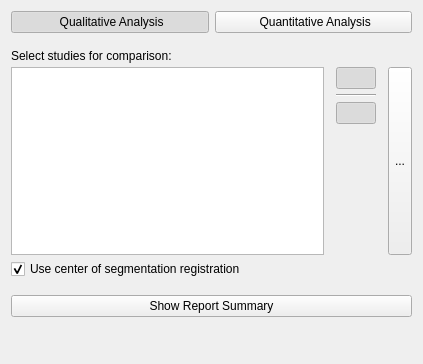
Old version of the form Resources/UI/qSlicerLongPETCTAnalysisSettingsWidget.ui in the repository paulcm/LongitudinalPETCT.
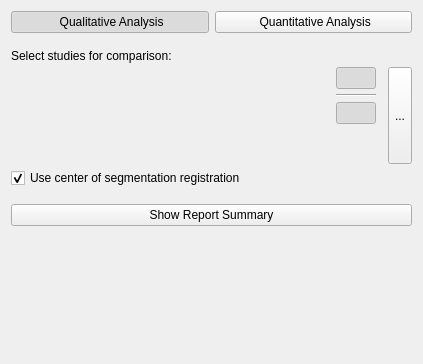
New version of the form. Icons and pictures are not drawn. Custom widgets are drawn as their Qt base class.

Commit message: ENH: Modified for StudySelectionTable use

The edit to the form file:
```diff
--- a/Resources/UI/qSlicerLongPETCTAnalysisSettingsWidget.ui
+++ b/Resources/UI/qSlicerLongPETCTAnalysisSettingsWidget.ui
@@ -128,19 +128,6 @@
        </property>
       </widget>
      </item>
-     <item row="1" column="0" rowspan="2">
-      <widget class="QListWidget" name="ListSelectedObjects">
-       <property name="sizePolicy">
-        <sizepolicy hsizetype="Expanding" vsizetype="Preferred">
-         <horstretch>0</horstretch>
-         <verstretch>0</verstretch>
-        </sizepolicy>
-       </property>
-       <property name="styleSheet">
-        <string notr="true">QListWidget::item { margin-bottom: 5px; color: #000;}</string>
-       </property>
-      </widget>
-     </item>
      <item row="1" column="1">
       <widget class="QWidget" name="WidgetButtonsPanel" native="true">
        <layout class="QVBoxLayout" name="verticalLayout_3">
@@ -235,6 +222,16 @@
        </property>
       </widget>
      </item>
+     <item row="1" column="0" rowspan="2">
+      <widget class="qSlicerLongPETCTStudySelectionTableWidget" name="TableStudyAnalysisSelection" native="true">
+       <property name="sizePolicy">
+        <sizepolicy hsizetype="Expanding" vsizetype="Preferred">
+         <horstretch>0</horstretch>
+         <verstretch>0</verstretch>
+        </sizepolicy>
+       </property>
+      </widget>
+     </item>
     </layout>
    </item>
    <item>
@@ -265,6 +262,12 @@
    <extends>QToolButton</extends>
    <header>ctkExpandButton.h</header>
   </customwidget>
+  <customwidget>
+   <class>qSlicerLongPETCTStudySelectionTableWidget</class>
+   <extends>QWidget</extends>
+   <header>qslicerlongpetctstudyselectiontablewidget.h</header>
+   <container>1</container>
+  </customwidget>
  </customwidgets>
  <resources>
   <include location="../qSlicerLongPETCTModule.qrc"/>
```
The commit also changes 2 other files.
